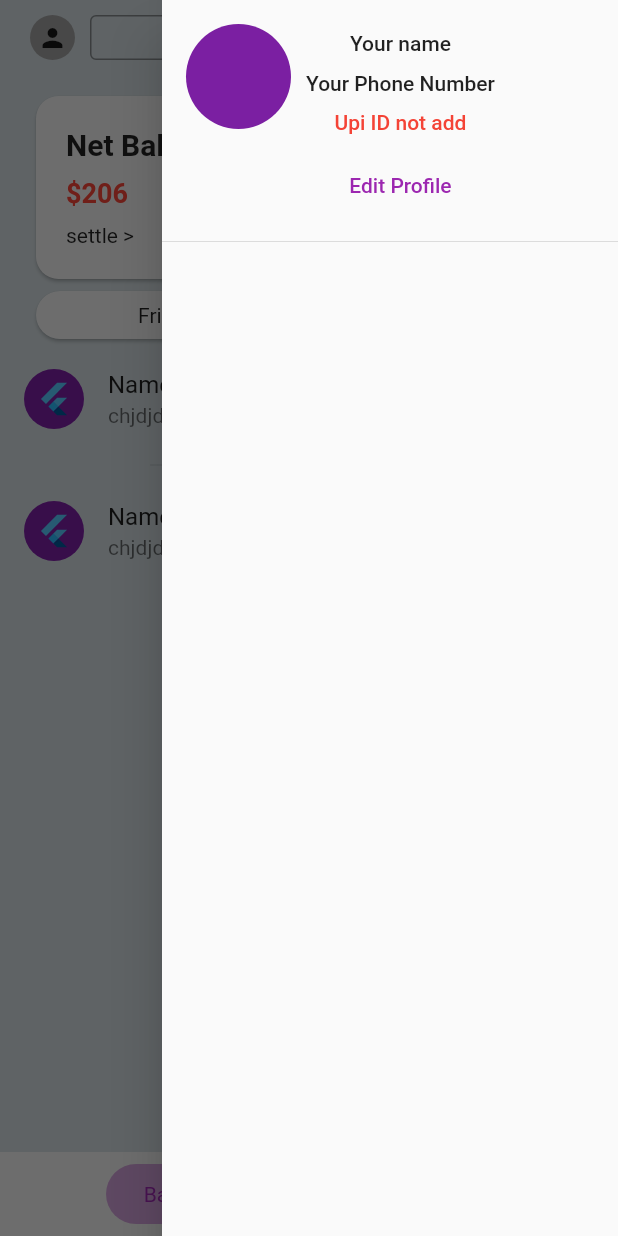
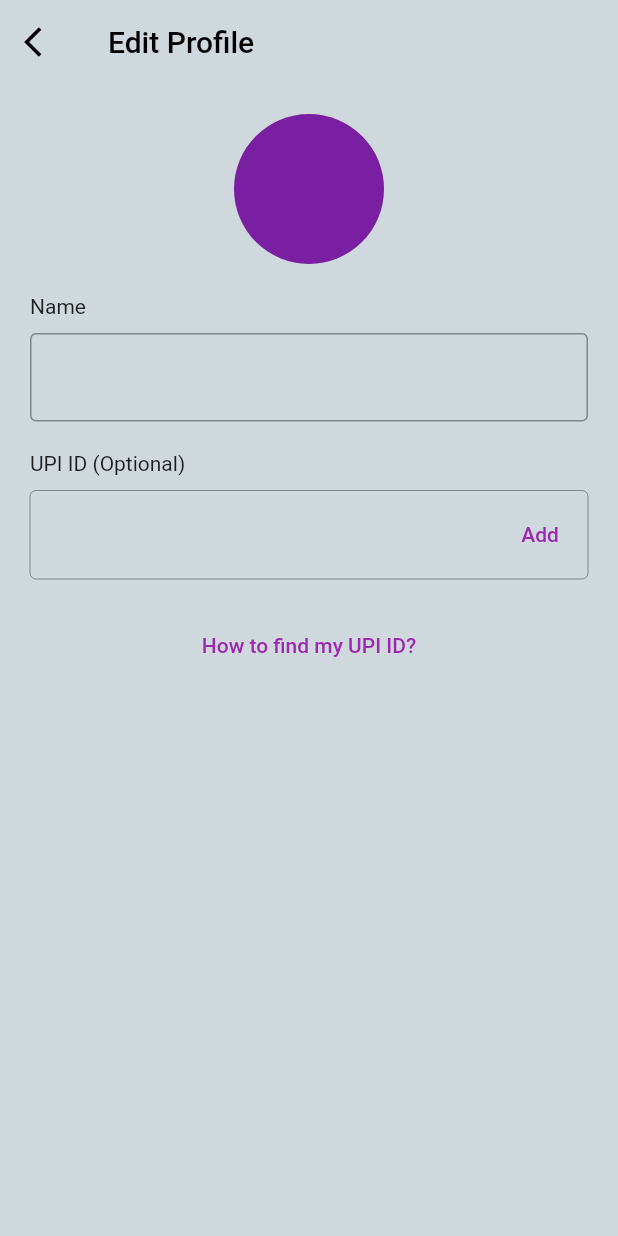
Before and after one commit to iamudesharma/go-dutch-clone, a Flutter app: the screen it shows after launch, in the side drawer, after a tap on "Edit Profile", on a phone screen of 412 x 824 dp. Run offline on Flutter 3.47's test engine with Material 2 defaults, Android fonts, the phone set to English and light mode, and no system bars; our stand-ins replace get, google_fonts.

Commit message:
helper class

```diff
--- /dev/null
+++ b/lib/helper/helpers.dart
@@ -0,0 +1,25 @@
+import 'package:flutter/material.dart';
+
+class Helper {
+  static customAppBar({String? title, void Function()? onPressed}) {
+    return AppBar(
+      backgroundColor: Colors.transparent,
+      elevation: 0.0,
+      leading: IconButton(
+        onPressed: () {
+          onPressed;
+        },
+        icon: const Icon(
+          Icons.arrow_back,
+          color: Colors.black,
+        ),
+      ),
+      title: Text(
+        title!,
+        style: const TextStyle(
+          color: Colors.black,
+        ),
+      ),
+    );
+  }
+}
--- a/lib/main.dart
+++ b/lib/main.dart
@@ -2,6 +2,7 @@ import 'package:flutter/material.dart';
 import 'package:get/get.dart';
 import 'package:go_dutch_clone/controller/controller.dart';
 import 'package:go_dutch_clone/pages/add_people_page.dart';
+import 'package:go_dutch_clone/pages/edit_profile_page.dart';
 import 'package:go_dutch_clone/pages/main_page.dart';
 import 'package:google_fonts/google_fonts.dart';
 
@@ -79,7 +80,12 @@ class _MyHomePageState extends State<MyHomePage> {
                         ),
                       ),
                       TextButton(
-                        onPressed: () {},
+                        onPressed: () {
+                          Get.to(
+                            () => const EditProfilePage(),
+                            transition: Transition.downToUp,
+                          );
+                        },
                         child: const Text('Edit Profile'),
                       ),
                     ],
--- a/lib/pages/edit_profile_page.dart
+++ b/lib/pages/edit_profile_page.dart
@@ -0,0 +1,82 @@
+import 'package:flutter/material.dart';
+import 'package:get/get.dart';
+
+class EditProfilePage extends StatelessWidget {
+  const EditProfilePage({Key? key}) : super(key: key);
+
+  @override
+  Widget build(BuildContext context) {
+    return Scaffold(
+      appBar: AppBar(
+        backgroundColor: Colors.transparent,
+        elevation: 0.0,
+        title: const Text(
+          'Edit Profile',
+          style: TextStyle(
+            color: Colors.black,
+          ),
+        ),
+        leading: IconButton(
+          onPressed: () {
+            Get.back();
+          },
+          icon: const Icon(
+            Icons.arrow_back_ios,
+            color: Colors.black,
+          ),
+        ),
+      ),
+      body: Padding(
+        padding: const EdgeInsets.all(20.0),
+        child: Column(
+          crossAxisAlignment: CrossAxisAlignment.start,
+          children: [
+            const Center(
+              child: CircleAvatar(
+                radius: 50,
+              ),
+            ),
+            const SizedBox(
+              height: 20,
+            ),
+            const Text('Name'),
+            const SizedBox(
+              height: 10,
+            ),
+            const TextField(
+              decoration: InputDecoration(
+                border: OutlineInputBorder(),
+              ),
+            ),
+            const SizedBox(
+              height: 20,
+            ),
+            const Text('UPI ID (Optional)'),
+            const SizedBox(
+              height: 10,
+            ),
+            TextField(
+              enabled: false,
+              decoration: InputDecoration(
+                suffixIcon: TextButton(
+                  onPressed: () {},
+                  child: const Text('Add'),
+                ),
+                border: const OutlineInputBorder(),
+              ),
+            ),
+            const SizedBox(
+              height: 20,
+            ),
+            Center(
+              child: TextButton(
+                onPressed: () {},
+                child: const Text('How to find my UPI ID?'),
+              ),
+            )
+          ],
+        ),
+      ),
+    );
+  }
+}
```
